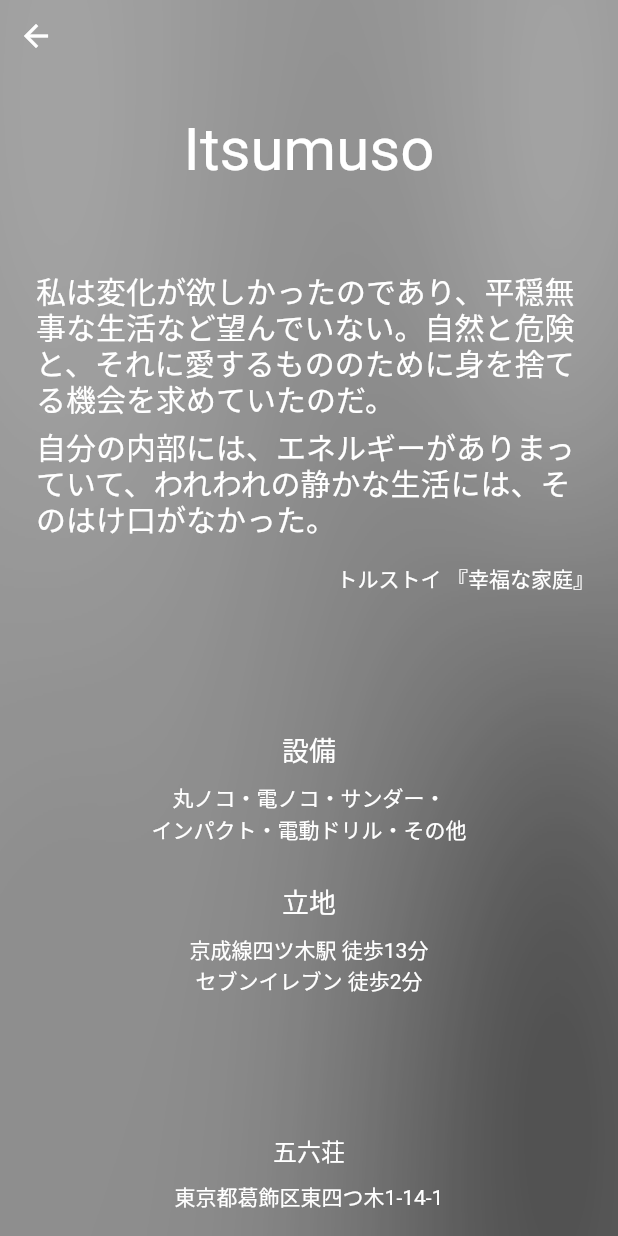
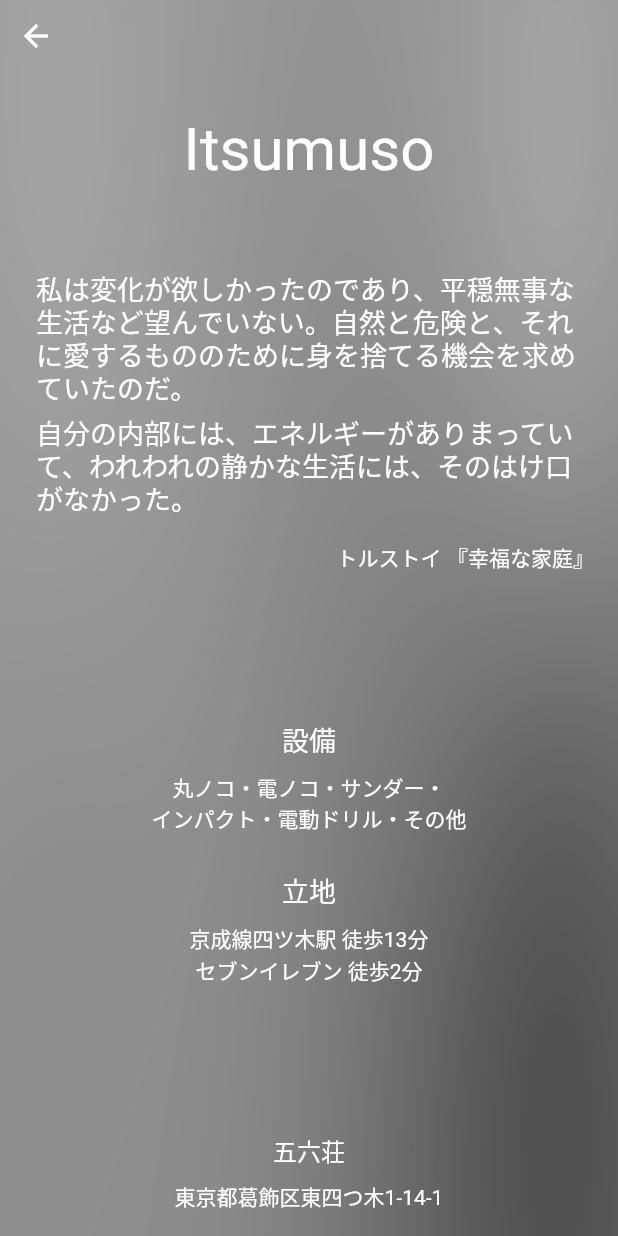
Before and after one commit to HiroyukiTamura/yotsugi, a Flutter app: the ScreenAbout screen opened by its route, on a phone screen of 412 x 824 dp. Run offline on Flutter 3.47's test engine with Material 2 defaults, Android fonts, the phone set to English and light mode, and no system bars; our stand-ins replace cached_network_image, cloud_firestore, dio, firebase_core, firebase_crashlytics, firebase_storage and 8 more; missing offline and left inert: dart:html, firebase, linked_scroll_controller; accounts and stored records are empty; network calls fail; Roboto replaces fonts that are missing (SHINGO).

Commit message:
アイコン修正

```diff
--- a/lib/common/widget.dart
+++ b/lib/common/widget.dart
@@ -1,6 +1,7 @@
 import 'package:cached_network_image/cached_network_image.dart';
 import 'package:flutter/foundation.dart';
 import 'package:flutter/material.dart';
+import 'package:flutter/rendering.dart';
 import 'package:flutter/widgets.dart';
 import 'package:flutter_svg/flutter_svg.dart';
 import 'package:yotsugi/strings.dart';
@@ -10,7 +11,7 @@ import 'package:yotsugi/styles.dart';
 class BackBtn extends StatelessWidget {
   const BackBtn({
     Key key,
-    @required this.btnFillColor,
+    this.btnFillColor = Colors.transparent,
     @required this.iconColor,
     @required this.onTap,
   }) : super(key: key);
--- a/lib/screen_about/screen_about.dart
+++ b/lib/screen_about/screen_about.dart
@@ -1,7 +1,6 @@
 import 'package:flutter/cupertino.dart';
 import 'package:flutter/foundation.dart';
 import 'package:flutter/material.dart';
-import 'package:video_player/video_player.dart';
 import 'package:yotsugi/common/back_movie_state.dart';
 import 'package:yotsugi/statics.dart';
 import 'package:yotsugi/strings.dart';
@@ -122,7 +121,8 @@ class _Intro extends StatelessWidget {
 
   @override
   Widget build(BuildContext context) {
-    double fontSize = MediaQuery.of(context).size.height > BreakPoints.W720 ? 20: 18;
+    final size = MediaQuery.of(context).size;
+    double fontSize = size.height > BreakPoints.W720 && size.width > BreakPoints.W720 ? 20: 18;
     return Padding(
         padding: const EdgeInsets.symmetric(horizontal: 8),
         child: Text(
--- a/lib/screen_roadmap/screen_roadmap.dart
+++ b/lib/screen_roadmap/screen_roadmap.dart
@@ -121,7 +121,7 @@ class _ScreenRoadMapState extends BackMovieState<ScreenRoadMap> {
                     ...backGround(videoShadowOpacity: .4),
                     SingleChildScrollView(
                       controller: _verticalSc,
-                      padding: const EdgeInsets.all(16),
+                      padding: const EdgeInsets.symmetric(vertical: 16),
                       child: Center(
                         child: Column(
                           children: allWidgets,
```
Also changed, not shown: 8 other files.
